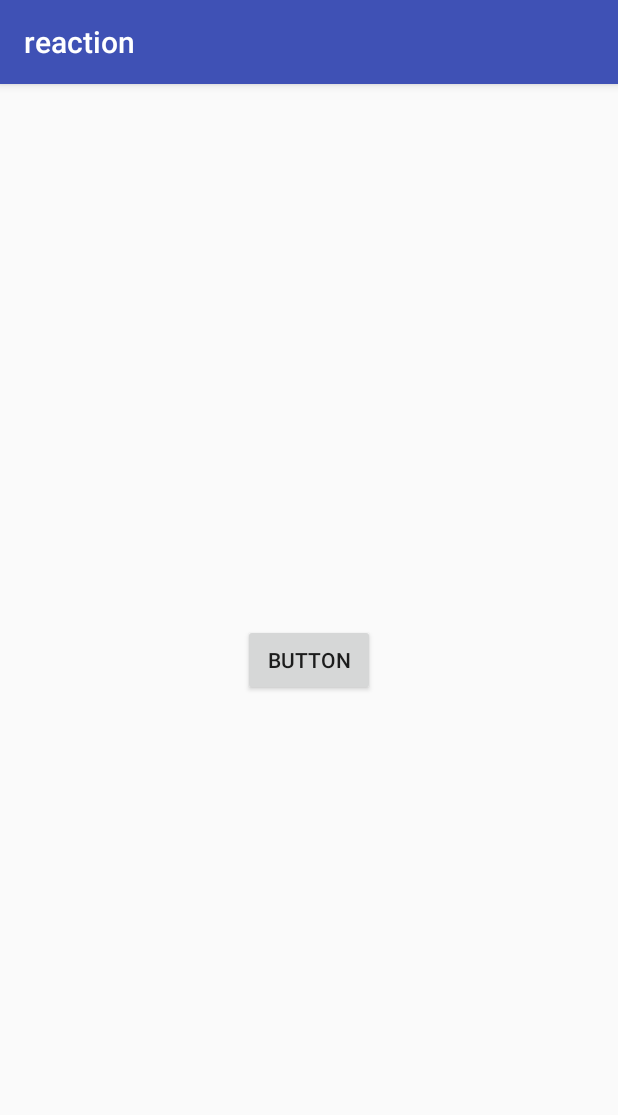
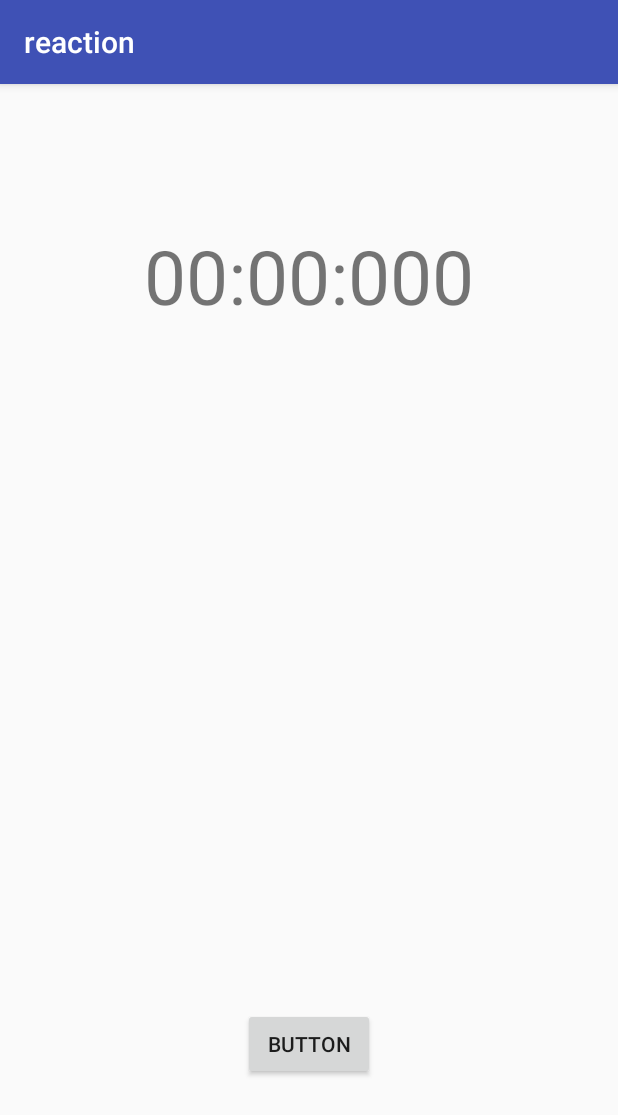
Before and after one commit to Thibaut-Comte/ApplicationAndroid, an Android app: the Speed screen opened directly, with no data from a screen before it, on a phone screen of 412 x 824 dp. Shown: the top 1115 px of the screen. Run offline under Robolectric (Android 15) with nearby library versions, the phone set to English and light mode, and no system bars.

Commit message:
Add layout speed et text chrono

```diff
--- a/reaction/app/src/main/res/layout/activity_speed.xml
+++ b/reaction/app/src/main/res/layout/activity_speed.xml
@@ -1,13 +1,37 @@
 <?xml version="1.0" encoding="utf-8"?>
 
+<LinearLayout xmlns:android="http://schemas.android.com/apk/res/android"
+    xmlns:tools="http://schemas.android.com/tools"
+    android:layout_width="match_parent"
+    android:layout_height="match_parent"
+    android:orientation="vertical"
+    tools:context="com.jonathan.reaction.Speed">
+
     <RelativeLayout
-        xmlns:android="http://schemas.android.com/apk/res/android"
-        xmlns:app="http://schemas.android.com/apk/res-auto"
-        xmlns:tools="http://schemas.android.com/tools"
-        android:id="@+id/realtive"
         android:layout_width="match_parent"
         android:layout_height="match_parent"
-        tools:context="com.jonathan.reaction.Speed">
+        android:layout_weight="1">
+
+        <TextView
+            android:id="@+id/textchrono"
+            android:layout_width="wrap_content"
+            android:layout_height="wrap_content"
+            android:layout_centerHorizontal="true"
+            android:layout_centerVertical="true"
+            android:text="00:00:000"
+            android:textSize="50dp" />
+    </RelativeLayout>
+
+    <LinearLayout
+        android:layout_width="match_parent"
+        android:layout_height="match_parent"
+        android:layout_weight="1"
+        android:orientation="vertical"></LinearLayout>
+
+    <RelativeLayout
+        android:layout_width="match_parent"
+        android:layout_height="match_parent"
+        android:layout_weight="1">
 
         <Button
             android:id="@+id/btn"
@@ -16,4 +40,6 @@
             android:layout_centerHorizontal="true"
             android:layout_centerVertical="true"
             android:text="Button" />
+
     </RelativeLayout>
+</LinearLayout>
```
